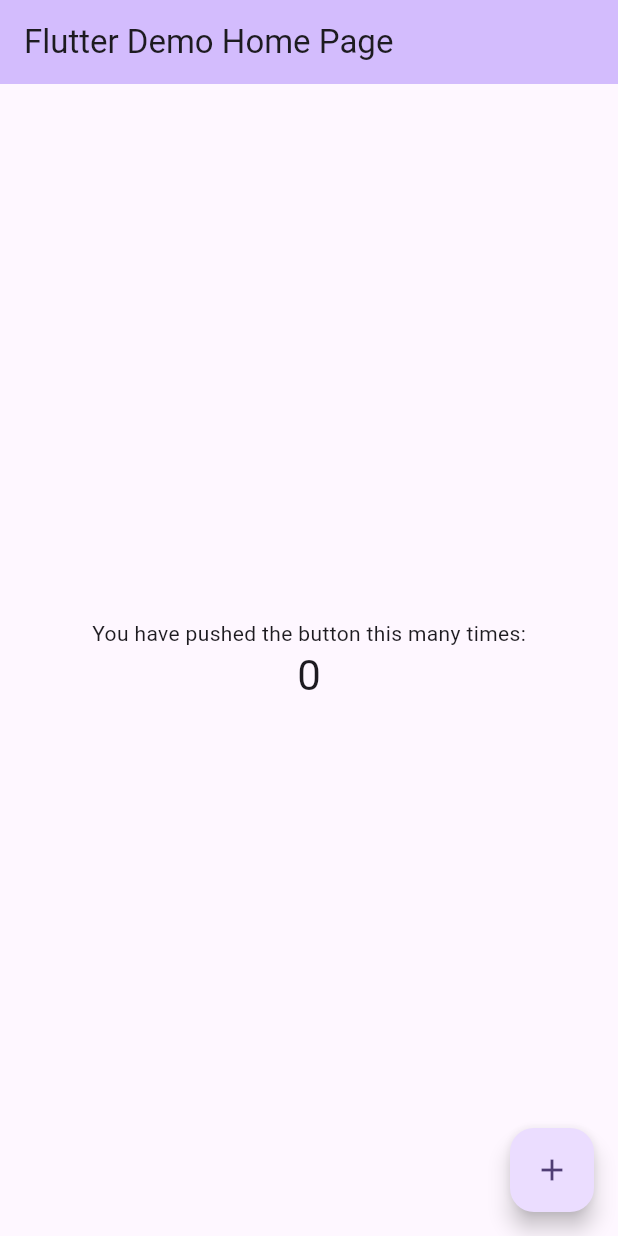
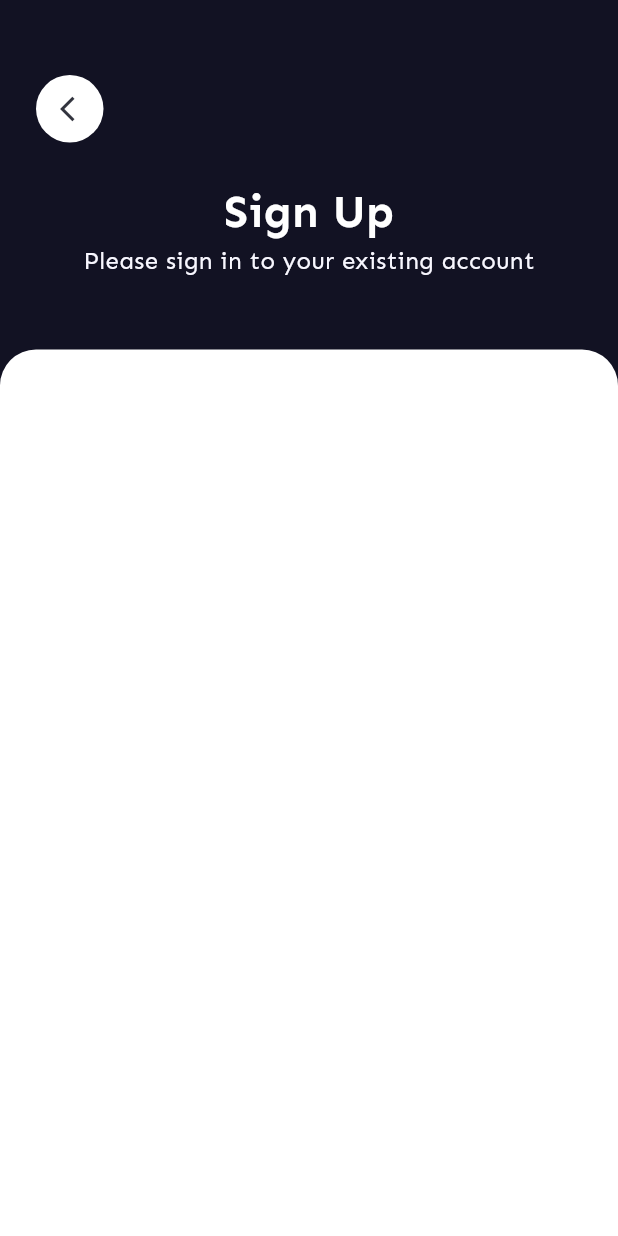
Before and after one commit to Harsh23patil/swigato, a Flutter app: the screen it shows after launch, on a phone screen of 412 x 824 dp. Run offline on Flutter 3.47's test engine with Material 3 defaults, Android fonts, the phone set to English and light mode, and no system bars; our stand-ins replace google_fonts.

Commit message:
Added 'Sen' font and added widgets to core

```diff
--- /dev/null
+++ b/lib/core/common/widgets/back_button.dart
@@ -0,0 +1,23 @@
+import 'package:flutter/material.dart';
+import 'package:swigato/core/theme/app_pallete.dart';
+
+class AppBackButton extends StatelessWidget {
+  const AppBackButton({super.key});
+
+  @override
+  Widget build(BuildContext context) {
+    return Container(
+      padding: const EdgeInsets.only(left: 7),
+      height: 45,
+      width: 45,
+      decoration: BoxDecoration(
+          borderRadius: BorderRadius.circular(100),
+          color: AppPallete.lightBackgroundColor),
+      child: const Icon(
+        Icons.arrow_back_ios,
+        size: 20,
+        color: AppPallete.darkHeadLine1,
+      ),
+    );
+  }
+}
--- /dev/null
+++ b/lib/core/common/widgets/custom_appbar.dart
@@ -0,0 +1,41 @@
+import 'package:flutter/material.dart';
+import 'package:swigato/core/common/widgets/widget_fuction_combine.dart';
+import 'package:swigato/core/theme/app_pallete.dart';
+
+class CustomAppbar extends StatelessWidget {
+  final WidgetFuctionCombine? firstWidget;
+  final WidgetFuctionCombine? secWidget;
+  final WidgetFuctionCombine? thirdWidget;
+  final WidgetFuctionCombine? fourthWidget;
+  const CustomAppbar({
+    super.key,
+    this.firstWidget,
+    this.secWidget,
+    this.thirdWidget,
+    this.fourthWidget,
+  });
+
+  @override
+  Widget build(BuildContext context) {
+    return Container(
+      padding: const EdgeInsets.fromLTRB(24, 50, 24, 24),
+      child: Row(
+        mainAxisAlignment: MainAxisAlignment.spaceBetween,
+        children: [
+          Row(
+            children: [
+              if (firstWidget != null) firstWidget!.widget,
+              if (secWidget != null) secWidget!.widget,
+            ],
+          ),
+          Row(
+            children: [
+              if (thirdWidget != null) thirdWidget!.widget,
+              if (fourthWidget != null) fourthWidget!.widget,
+            ],
+          )
+        ],
+      ),
+    );
+  }
+}
--- /dev/null
+++ b/lib/core/common/widgets/widget_fuction_combine.dart
@@ -0,0 +1,11 @@
+import 'package:flutter/material.dart';
+
+class WidgetFuctionCombine {
+  final Widget widget;
+  final VoidCallback functionality;
+
+  WidgetFuctionCombine({
+    required this.widget,
+    required this.functionality,
+  });
+}
--- /dev/null
+++ b/lib/core/constants/texts.dart
@@ -0,0 +1,4 @@
+class AppText {
+  static const String SIGNUP = "Sign Up";
+  static const String SIGNIN = "Sign In";
+}
--- /dev/null
+++ b/lib/core/theme/app_pallete.dart
@@ -0,0 +1,12 @@
+import 'package:flutter/material.dart';
+
+class AppPallete {
+  static const Color lightBackgroundColor =  Color.fromARGB(255, 255, 255, 255);
+  static const Color darkBackgroundColor = Color.fromARGB(255, 18,18,35); // almost white color
+  static const Color buttonColor = Color.fromARGB(255,255,118,34);
+  static const Color lightHeadLine1 =  Color.fromARGB(255, 255, 255, 255);
+  static const Color lightHeadLine2 =  Color.fromARGB(255, 214, 214, 214);
+  static const Color darkHeadLine1 =  Color.fromARGB(255, 50,52,62);
+  static const Color darkHeadLine2 =  Color.fromARGB(255, 100,105,130);
+  static const Color secondaryLightTextColor = Color.fromARGB(255, 248, 247, 255);
+}
--- /dev/null
+++ b/lib/core/theme/textstyle.dart
@@ -0,0 +1,7 @@
+class Textstyle{
+
+}
+
+class FontFamily{
+  static const String sen = "Sen";
+}
--- /dev/null
+++ b/lib/core/theme/theme.dart
@@ -0,0 +1,11 @@
+import 'package:flutter/material.dart';
+import 'package:google_fonts/google_fonts.dart';
+import 'package:swigato/core/theme/app_pallete.dart';
+
+class AppTheme {
+  static final darkThemeMode = ThemeData.dark();
+  static final lightThemeMode = ThemeData.light().copyWith(
+    scaffoldBackgroundColor: AppPallete.lightBackgroundColor,
+    textTheme: GoogleFonts.senTextTheme(),
+  );
+}
--- /dev/null
+++ b/lib/features/auth/presentation/pages/sign_up.dart
@@ -0,0 +1,75 @@
+import 'package:flutter/material.dart';
+import 'package:swigato/core/common/widgets/back_button.dart';
+import 'package:swigato/core/common/widgets/custom_appbar.dart';
+import 'package:swigato/core/common/widgets/widget_fuction_combine.dart';
+import 'package:swigato/core/constants/texts.dart';
+import 'package:swigato/core/theme/app_pallete.dart';
+import 'package:swigato/core/theme/textstyle.dart';
+
+class SignUp extends StatefulWidget {
+  const SignUp({super.key});
+
+  @override
+  State<SignUp> createState() => _SignUpState();
+}
+
+class _SignUpState extends State<SignUp> {
+  @override
+  Widget build(BuildContext context) {
+    return Scaffold(
+      backgroundColor: AppPallete.darkBackgroundColor,
+      body: Container(
+        child: Column(
+          crossAxisAlignment: CrossAxisAlignment.center,
+          children: [
+            // My custome appbar
+            CustomAppbar(
+              firstWidget: WidgetFuctionCombine(
+                  widget: const AppBackButton(), functionality: () {}),
+            ),
+            Container(
+              padding: EdgeInsets.symmetric(horizontal: 24),
+              child: const Text(
+                AppText.SIGNUP,
+                style: TextStyle(
+                    fontWeight: FontWeight.bold,
+                    fontSize: 30,
+                    fontFamily: FontFamily.sen,
+                    color: AppPallete.lightHeadLine1),
+              ),
+            ),
+            Container(
+              padding: const EdgeInsets.symmetric(horizontal: 24),
+              child: const Text(
+                "Please sign in to your existing account",
+                style: TextStyle(
+                  fontSize: 16,
+                  color: AppPallete.secondaryLightTextColor,
+                ),
+              ),
+            ),
+
+            SizedBox(height: 48),
+
+            Expanded(
+              child: Container(
+                width: double.infinity,
+                padding: EdgeInsets.all(24),
+                decoration: const BoxDecoration(
+                  borderRadius: BorderRadius.only(
+                    topLeft: Radius.circular(24),
+                    topRight: Radius.circular(24),
+                  ),
+                  color: AppPallete.lightBackgroundColor,
+                ),
+                child: SingleChildScrollView(
+                  child: Column(),
+                ),
+              ),
+            ),
+          ],
+        ),
+      ),
+    );
+  }
+}
--- a/lib/main.dart
+++ b/lib/main.dart
@@ -1,4 +1,6 @@
 import 'package:flutter/material.dart';
+import 'package:swigato/core/theme/theme.dart';
+import 'package:swigato/features/auth/presentation/pages/sign_up.dart';
 
 void main() {
   runApp(const MyApp());
@@ -11,115 +13,10 @@
   @override
   Widget build(BuildContext context) {
     return MaterialApp(
-      title: 'Flutter Demo',
-      theme: ThemeData(
-        // This is the theme of your application.
-        //
-        // TRY THIS: Try running your application with "flutter run". You'll see
-        // the application has a purple toolbar. Then, without quitting the app,
-        // try changing the seedColor in the colorScheme below to Colors.green
-        // and then invoke "hot reload" (save your changes or press the "hot
-        // reload" button in a Flutter-supported IDE, or press "r" if you used
-        // the command line to start the app).
-        //
-        // Notice that the counter didn't reset back to zero; the application
-        // state is not lost during the reload. To reset the state, use hot
-        // restart instead.
-        //
-        // This works for code too, not just values: Most code changes can be
-        // tested with just a hot reload.
-        colorScheme: ColorScheme.fromSeed(seedColor: Colors.deepPurple),
-        useMaterial3: true,
-      ),
-      home: const MyHomePage(title: 'Flutter Demo Home Page'),
+      debugShowCheckedModeBanner:false,
+      title: 'Blog App',
+      theme: AppTheme.lightThemeMode,
+      home: SignUp(),
     );
   }
 }
-
-class MyHomePage extends StatefulWidget {
-  const MyHomePage({super.key, required this.title});
-
-  // This widget is the home page of your application. It is stateful, meaning
-  // that it has a State object (defined below) that contains fields that affect
-  // how it looks.
-
-  // This class is the configuration for the state. It holds the values (in this
-  // case the title) provided by the parent (in this case the App widget) and
-  // used by the build method of the State. Fields in a Widget subclass are
-  // always marked "final".
-
-  final String title;
-
-  @override
-  State<MyHomePage> createState() => _MyHomePageState();
-}
-
-class _MyHomePageState extends State<MyHomePage> {
-  int _counter = 0;
-
-  void _incrementCounter() {
-    setState(() {
-      // This call to setState tells the Flutter framework that something has
-      // changed in this State, which causes it to rerun the build method below
-      // so that the display can reflect the updated values. If we changed
-      // _counter without calling setState(), then the build method would not be
-      // called again, and so nothing would appear to happen.
-      _counter++;
-    });
-  }
-
-  @override
-  Widget build(BuildContext context) {
-    // This method is rerun every time setState is called, for instance as done
-    // by the _incrementCounter method above.
-    //
-    // The Flutter framework has been optimized to make rerunning build methods
-    // fast, so that you can just rebuild anything that needs updating rather
-    // than having to individually change instances of widgets.
-    return Scaffold(
-      appBar: AppBar(
-        // TRY THIS: Try changing the color here to a specific color (to
-        // Colors.amber, perhaps?) and trigger a hot reload to see the AppBar
-        // change color while the other colors stay the same.
-        backgroundColor: Theme.of(context).colorScheme.inversePrimary,
-        // Here we take the value from the MyHomePage object that was created by
-        // the App.build method, and use it to set our appbar title.
-        title: Text(widget.title),
-      ),
-      body: Center(
-        // Center is a layout widget. It takes a single child and positions it
-        // in the middle of the parent.
-        child: Column(
-          // Column is also a layout widget. It takes a list of children and
-          // arranges them vertically. By default, it sizes itself to fit its
-          // children horizontally, and tries to be as tall as its parent.
-          //
-          // Column has various properties to control how it sizes itself and
-          // how it positions its children. Here we use mainAxisAlignment to
-          // center the children vertically; the main axis here is the vertical
-          // axis because Columns are vertical (the cross axis would be
-          // horizontal).
-          //
-          // TRY THIS: Invoke "debug painting" (choose the "Toggle Debug Paint"
-          // action in the IDE, or press "p" in the console), to see the
-          // wireframe for each widget.
-          mainAxisAlignment: MainAxisAlignment.center,
-          children: <Widget>[
-            const Text(
-              'You have pushed the button this many times:',
-            ),
-            Text(
-              '$_counter',
-              style: Theme.of(context).textTheme.headlineMedium,
-            ),
-          ],
-        ),
-      ),
-      floatingActionButton: FloatingActionButton(
-        onPressed: _incrementCounter,
-        tooltip: 'Increment',
-        child: const Icon(Icons.add),
-      ), // This trailing comma makes auto-formatting nicer for build methods.
-    );
-  }
-}
```
Also changed, not shown: fonts/Sen/OFL.txt (added, +93 -0 lines), pubspec.yaml (+14 -0 lines), fonts/Sen/README.txt (added), fonts/Sen/Sen-VariableFont_wght.ttf (added), fonts/Sen/static/Sen-Bold.ttf (added), fonts/Sen/static/Sen-ExtraBold.ttf (added), fonts/Sen/static/Sen-Medium.ttf (added), fonts/Sen/static/Sen-Regular.ttf (added), fonts/Sen/static/Sen-SemiBold.ttf (added), pubspec.lock, 7 other files.
